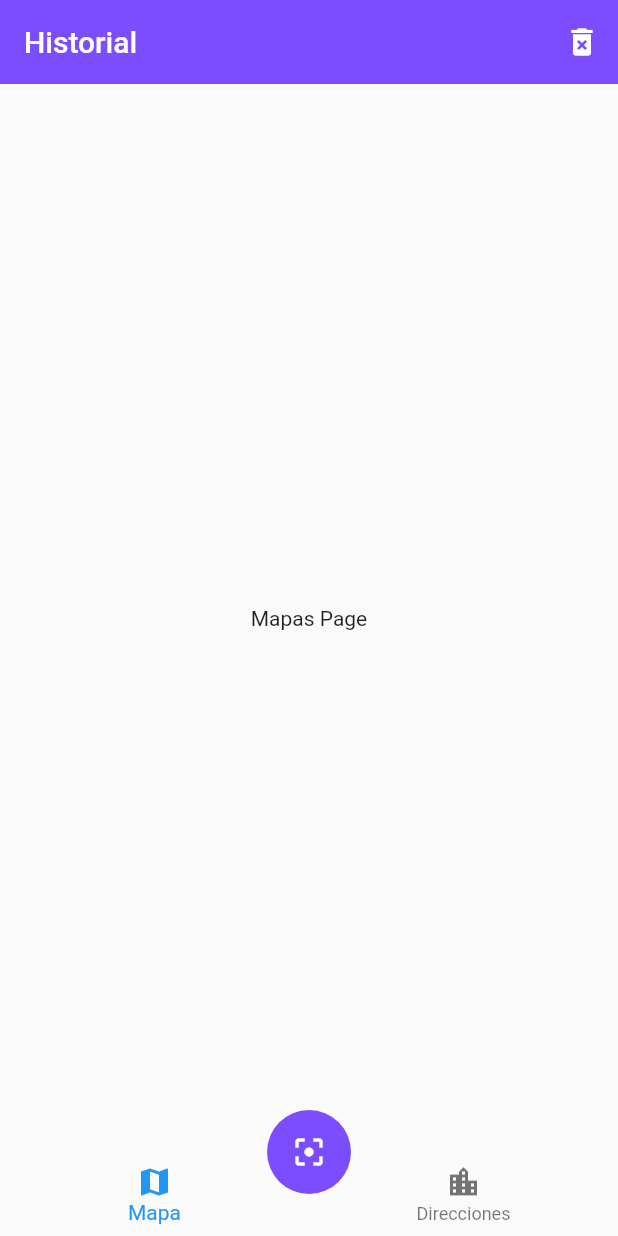
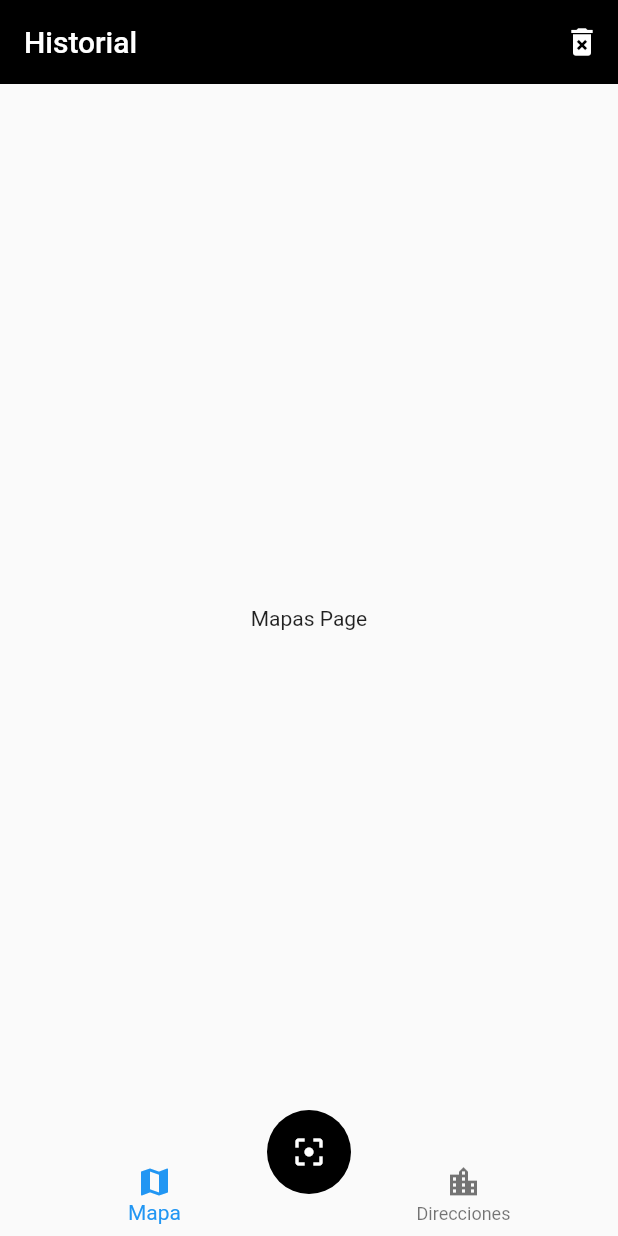
Before and after one commit to guilleheizen/qrScan, a Flutter app: the screen it shows after launch, after a tap on the "filter center focus" icon, on a phone screen of 412 x 824 dp. Run offline on Flutter 3.47's test engine with Material 2 defaults, Android fonts, the light colour scheme and no system bars.

Commit message:
qr plugin

```diff
--- a/lib/main.dart
+++ b/lib/main.dart
@@ -25,9 +25,9 @@ class MyApp extends StatelessWidget {
           'mapa': ( _ ) => MapaPage(),
         },
         theme: ThemeData(
-          primaryColor: Colors.deepPurpleAccent,
+          primaryColor: Colors.black,
           floatingActionButtonTheme: FloatingActionButtonThemeData(
-            backgroundColor: Colors.deepPurpleAccent
+            backgroundColor: Colors.black
           )
         ),
       ),
--- a/lib/widgets/scan_button.dart
+++ b/lib/widgets/scan_button.dart
@@ -1,4 +1,7 @@
 import 'package:flutter/material.dart';
+// import 'package:flutter_barcode_scanner/flutter_barcode_scanner.dart';
+
+
 class ScanButton extends StatelessWidget {
   const ScanButton({Key key}) : super(key: key);
 
@@ -7,7 +10,14 @@ class ScanButton extends StatelessWidget {
     return FloatingActionButton(
       elevation: 0,
       child: Icon(Icons.filter_center_focus),
-      onPressed: (){}
+      onPressed: () async {
+
+
+        // String barcodeScanRes = await FlutterBarcodeScanner.scanBarcode("#ff0000", "Cancelar", false, ScanMode.QR);
+        String barcodeScanRes = 'https://www.megaeletronicos.com';
+        print(barcodeScanRes);
+
+      }
     );
   }
 }
```
Also changed, not shown: 4 other files.
